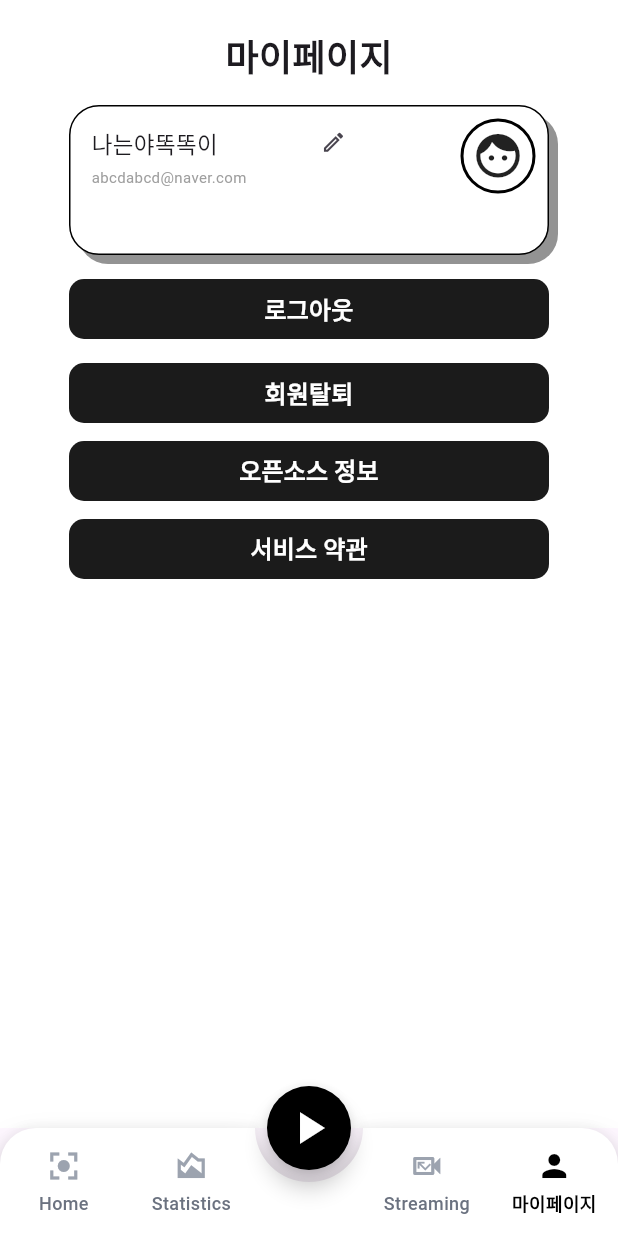
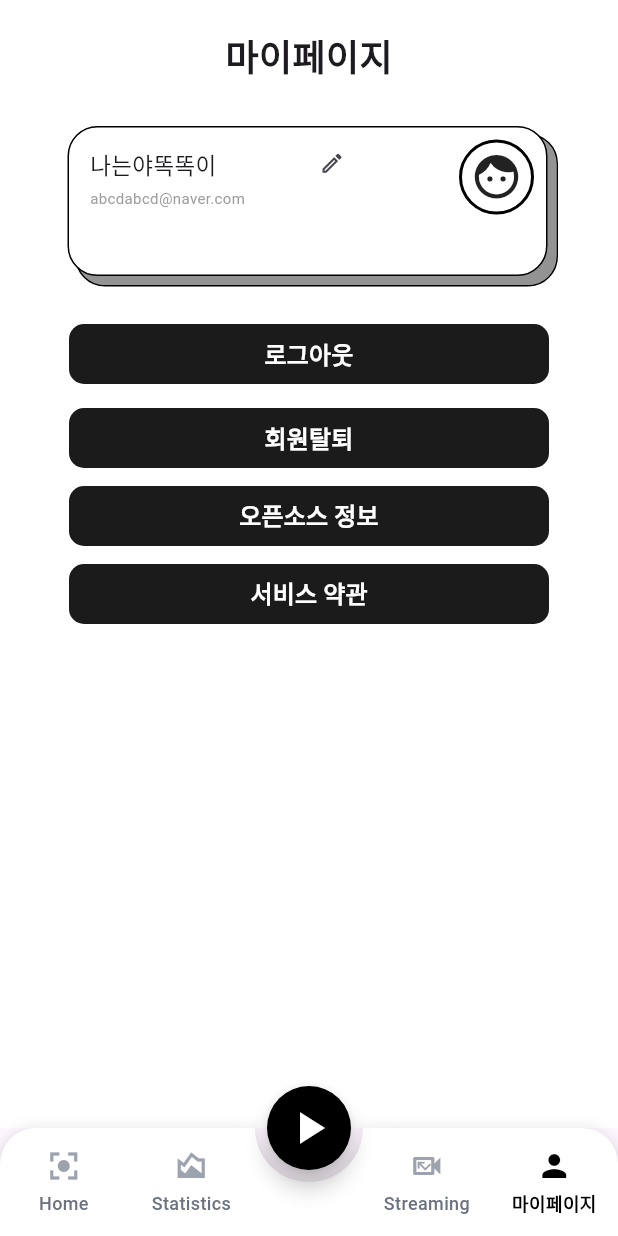
Before and after one commit to HKNU-Zypt/Zypt_Frontend, a Flutter app: the MyPageScreen screen opened by its route, on a phone screen of 412 x 824 dp. Run offline on Flutter 3.47's test engine with Material 3 defaults, Android fonts, the phone set to English and light mode, and no system bars; drawn by our look-alikes of animated_bottom_navigation_bar; our stand-ins replace camera, flutter_dotenv, flutter_svg, go_router, google_sign_in, native_device_orientation and 1 more; missing offline and left inert: flutter_naver_login, google_mlkit_face_mesh_detection, kakao_flutter_sdk_user, livekit_client, tflite_flutter; accounts and stored records are empty; network calls fail; Roboto replaces fonts that are missing (AppleSDGothicNeo, SoyoMaple).

Commit message:
feat: 프로필 박스 그림자에 태두리 추가

```diff
--- a/lib/route/router.dart
+++ b/lib/route/router.dart
@@ -5,8 +5,10 @@ import 'package:focused_study_time_tracker/screens/focus_time_test_screen.dart';
 import 'package:focused_study_time_tracker/screens/login_screen.dart';
 import 'package:focused_study_time_tracker/screens/mypage_screen.dart';
 import 'package:focused_study_time_tracker/screens/nick_name_screen.dart';
+import 'package:focused_study_time_tracker/screens/open_source_info_screen.dart';
 import 'package:focused_study_time_tracker/screens/statistics_screen.dart';
 import 'package:focused_study_time_tracker/screens/streaming_join_screen.dart';
+import 'package:focused_study_time_tracker/screens/terms_of_service_screen.dart';
 import 'package:go_router/go_router.dart';
 
 final router = GoRouter(
@@ -43,5 +45,13 @@ final router = GoRouter(
       builder: (context, state) => const FocusTimeTestScreen(),
     ),
     GoRoute(path: '/focus', builder: (context, state) => FocusTimeScreen()),
+    GoRoute(
+      path: '/opensource',
+      builder: (context, state) => OpenSourceInfoScreen(),
+    ),
+    GoRoute(
+      path: '/terms',
+      builder: (context, state) => TermsOfServiceScreen(),
+    ),
   ],
 );
--- a/lib/screens/mypage_screen.dart
+++ b/lib/screens/mypage_screen.dart
@@ -98,8 +98,26 @@ class _MyPageScreenState extends State<MyPageScreen> {
                   '마이페이지',
                   style: TextStyle(fontSize: 24, fontWeight: FontWeight.bold),
                 ),
-                SizedBox(height: 16),
-                Container(
+                SizedBox(height: 30),
+                // 프로필 박스
+                Stack(
+                  children: [
+                    Positioned(
+                      child: Transform.translate(
+                        offset: Offset(5, 5),
+                        child: Container(
+                          width: 322,
+                          height: 102,
+                          decoration: BoxDecoration(
+                            color: Colors.grey,
+                            borderRadius: BorderRadius.circular(20),
+                            border: Border.all(color: Colors.black, width: 1),
+                          ),
+                        ),
+                      ),
+                    ),
+                    Positioned(
+                      child: Container(
                         width: 320,
                         height: 100,
                         decoration: BoxDecoration(
@@ -181,7 +199,11 @@ class _MyPageScreenState extends State<MyPageScreen> {
                           ],
                         ),
                       ),
-                SizedBox(height: 16),
+                    ),
+                  ],
+                ),
+
+                SizedBox(height: 30),
                 MainButton.medium(
                   title: '로그아웃',
                   onPressed: () async {
```
Lines whose indentation alone changed are shown as unchanged.
